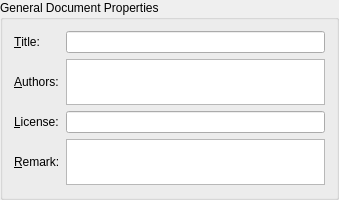
This is kvoctrain/docprop-dialogs/TitlePageForm.ui in KDE/parley as Qt 5 draws it before an edit. The edited form follows.
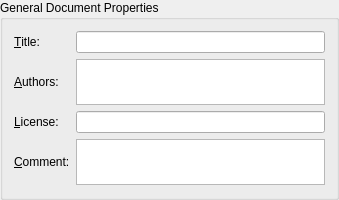
This is the edited form.

Commit message: rename remark to comment

What changed in the file:
```diff
--- a/kvoctrain/docprop-dialogs/TitlePageForm.ui
+++ b/kvoctrain/docprop-dialogs/TitlePageForm.ui
@@ -72,7 +72,7 @@
       <item row="3" column="0" >
        <widget class="QLabel" name="label_remark" >
         <property name="text" >
-         <string>&amp;Remark:</string>
+         <string>&amp;Comment:</string>
         </property>
         <property name="buddy" >
          <cstring>e_remark</cstring>
```
